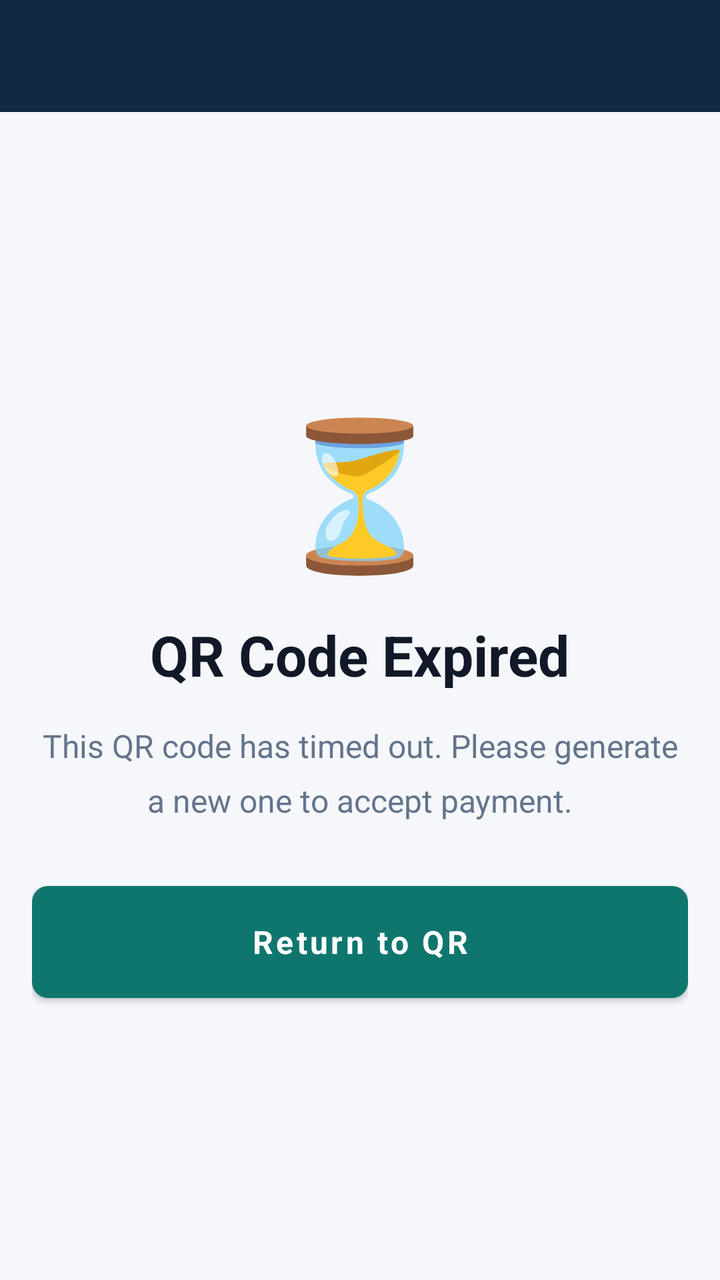
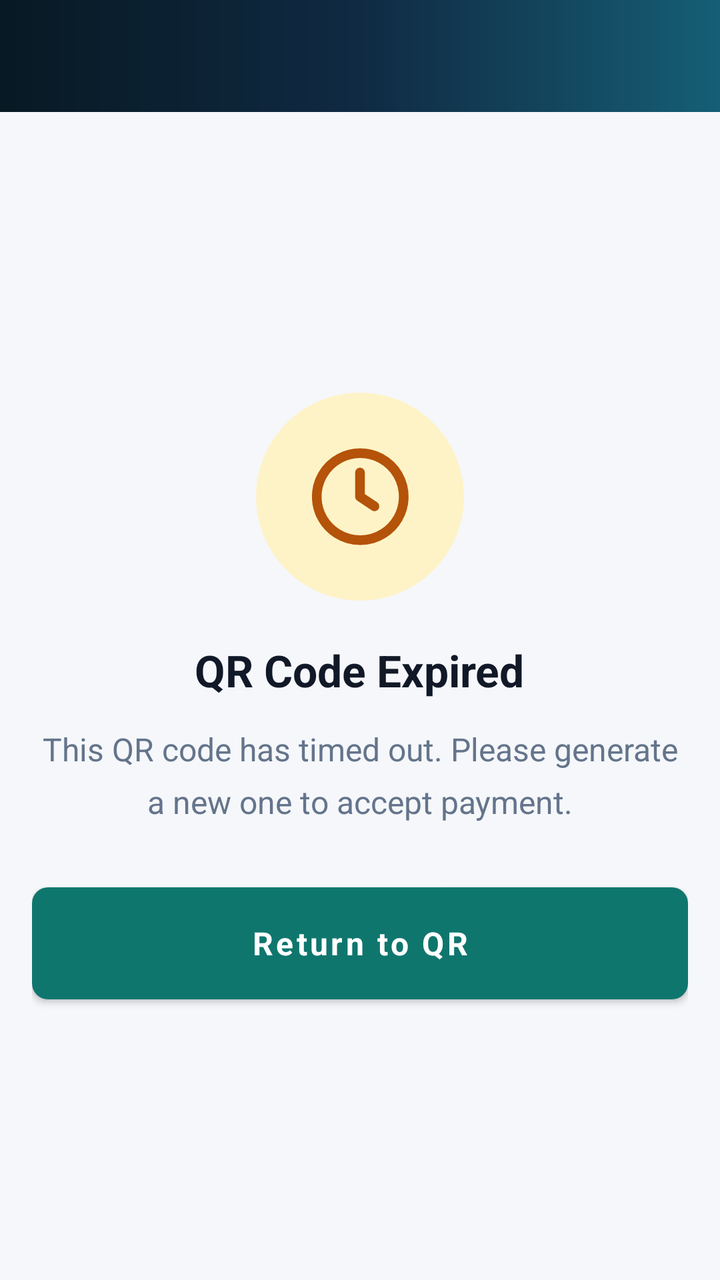

The first picture is an Android layout as it rendered before a commit; the second is the same layout after the commit. The layout source and the unified diff follow.
<!-- AndroidManifest.xml: application theme AppTheme -->
<!-- res/layout/activity_qr_expired.xml -->
<?xml version="1.0" encoding="utf-8"?>
<LinearLayout xmlns:android="http://schemas.android.com/apk/res/android"
    xmlns:app="http://schemas.android.com/apk/res-auto"
    android:layout_width="match_parent"
    android:layout_height="match_parent"
    android:orientation="vertical"
    android:background="@color/background">

    <androidx.appcompat.widget.Toolbar
        android:id="@+id/toolbar"
        android:layout_width="match_parent"
        android:layout_height="?attr/actionBarSize"
        android:background="@color/primary"
        app:titleTextColor="@color/white" />

    <LinearLayout
        android:layout_width="match_parent"
        android:layout_height="match_parent"
        android:orientation="vertical"
        android:gravity="center"
        android:padding="@dimen/screen_margin">

        <TextView
            android:layout_width="wrap_content"
            android:layout_height="wrap_content"
            android:text="&#x23F3;"
            android:textSize="72sp"
            android:textColor="@color/warning" />

        <TextView
            android:layout_width="wrap_content"
            android:layout_height="wrap_content"
            android:text="@string/qr_expired_heading"
            android:textSize="28sp"
            android:textStyle="bold"
            android:textColor="@color/text_primary"
            android:layout_marginTop="16dp" />

        <TextView
            android:layout_width="match_parent"
            android:layout_height="wrap_content"
            android:text="@string/qr_expired_message"
            android:textSize="16sp"
            android:textColor="@color/text_secondary"
            android:gravity="center"
            android:lineSpacingMultiplier="1.4"
            android:layout_marginTop="16dp"
            android:layout_marginBottom="32dp" />

        <com.google.android.material.button.MaterialButton
            android:id="@+id/btn_return"
            style="@style/AccentButton"
            android:layout_width="match_parent"
            android:layout_height="@dimen/button_height"
            android:text="@string/qr_expired_return" />
    </LinearLayout>
</LinearLayout>
<!-- resources referenced by this layout -->
<resources>
  <color name="background">#F5F7FA</color>
  <color name="primary">#102A43</color>
  <color name="text_primary">#111827</color>
  <color name="text_secondary">#64748B</color>
  <color name="warning">#B45309</color>
  <color name="white">#FFFFFF</color>
  <dimen name="button_height">56dp</dimen>
  <dimen name="screen_margin">16dp</dimen>
  <string name="qr_expired_heading">QR Code Expired</string>
  <string name="qr_expired_message">This QR code has timed out. Please generate a new one to accept payment.</string>
  <string name="qr_expired_return">Return to QR</string>
  <style name="AccentButton" parent="Widget.MaterialComponents.Button">
          <item name="android:minHeight">@dimen/button_height</item>
          <item name="backgroundTint">@color/accent</item>
          <item name="android:textColor">@color/white</item>
          <item name="android:textSize">16sp</item>
          <item name="android:textStyle">bold</item>
          <item name="android:textAllCaps">false</item>
          <item name="cornerRadius">8dp</item>
          <item name="android:insetTop">0dp</item>
          <item name="android:insetBottom">0dp</item>
          <item name="rippleColor">@color/accent_dark</item>
      </style>
  <style name="AppTheme" parent="Theme.MaterialComponents.Light.NoActionBar">
          <item name="colorPrimary">@color/primary</item>
          <item name="colorPrimaryDark">@color/primary_dark</item>
          <item name="colorAccent">@color/accent</item>
          <item name="android:windowBackground">@color/background</item>
          <item name="android:statusBarColor">@color/primary_dark</item>
          <item name="android:navigationBarColor">@color/primary_dark</item>
          <item name="android:fontFamily">sans-serif</item>
      </style>
  <color name="accent">#0F766E</color>
  <color name="accent_dark">#0B5E59</color>
  <color name="primary_dark">#071923</color>
</resources>

<!-- the commit's change to res/layout/activity_qr_expired.xml (unified diff, before → after) -->
@@ -3,49 +3,53 @@
     xmlns:app="http://schemas.android.com/apk/res-auto"
     android:layout_width="match_parent"
     android:layout_height="match_parent"
-    android:orientation="vertical"
-    android:background="@color/background">
+    android:background="@color/background"
+    android:orientation="vertical">
 
     <androidx.appcompat.widget.Toolbar
         android:id="@+id/toolbar"
+        style="@style/AppToolbar"
         android:layout_width="match_parent"
         android:layout_height="?attr/actionBarSize"
-        android:background="@color/primary"
         app:titleTextColor="@color/white" />
 
     <LinearLayout
         android:layout_width="match_parent"
         android:layout_height="match_parent"
+        android:gravity="center"
         android:orientation="vertical"
-        android:gravity="center"
         android:padding="@dimen/screen_margin">
 
+        <FrameLayout
+            android:layout_width="104dp"
+            android:layout_height="104dp"
+            android:background="@drawable/bg_soft_warning_circle">
+
+            <ImageView
+                android:layout_width="58dp"
+                android:layout_height="58dp"
+                android:layout_gravity="center"
+                android:contentDescription="@null"
+                android:src="@drawable/ic_clock" />
+        </FrameLayout>
+
         <TextView
+            style="@style/TextScreenTitle"
             android:layout_width="wrap_content"
             android:layout_height="wrap_content"
-            android:text="&#x23F3;"
-            android:textSize="72sp"
-            android:textColor="@color/warning" />
+            android:layout_marginTop="20dp"
+            android:text="@string/qr_expired_heading" />
 
         <TextView
-            android:layout_width="wrap_content"
-            android:layout_height="wrap_content"
-            android:text="@string/qr_expired_heading"
-            android:textSize="28sp"
-            android:textStyle="bold"
-            android:textColor="@color/text_primary"
-            android:layout_marginTop="16dp" />
-
-        <TextView
+            style="@style/TextBodyMuted"
             android:layout_width="match_parent"
             android:layout_height="wrap_content"
+            android:layout_marginTop="14dp"
+            android:layout_marginBottom="32dp"
+            android:gravity="center"
+            android:lineSpacingMultiplier="1.35"
             android:text="@string/qr_expired_message"
-            android:textSize="16sp"
-            android:textColor="@color/text_secondary"
-            android:gravity="center"
-            android:lineSpacingMultiplier="1.4"
-            android:layout_marginTop="16dp"
-            android:layout_marginBottom="32dp" />
+            android:textSize="16sp" />
 
         <com.google.android.material.button.MaterialButton
             android:id="@+id/btn_return"
<!-- resource entries referenced after the edit -->
@@ -8,6 +8,27 @@
   <color name="white">#FFFFFF</color>
   <dimen name="button_height">56dp</dimen>
   <dimen name="screen_margin">16dp</dimen>
+  <!-- drawable bg_soft_warning_circle (drawable) -->
+  <?xml version="1.0" encoding="utf-8"?>
+  <shape xmlns:android="http://schemas.android.com/apk/res/android"
+      android:shape="oval">
+      <solid android:color="@color/warning_soft" />
+  </shape>
+  <!-- drawable ic_clock (drawable) -->
+  <?xml version="1.0" encoding="utf-8"?>
+  <vector xmlns:android="http://schemas.android.com/apk/res/android"
+      android:width="36dp"
+      android:height="36dp"
+      android:viewportWidth="24"
+      android:viewportHeight="24">
+      <path
+          android:fillColor="@android:color/transparent"
+          android:pathData="M12,3a9,9 0,1 0,0.1 0M12,7v5l3,2"
+          android:strokeColor="@color/warning"
+          android:strokeLineCap="round"
+          android:strokeLineJoin="round"
+          android:strokeWidth="2" />
+  </vector>
   <string name="qr_expired_heading">QR Code Expired</string>
   <string name="qr_expired_message">This QR code has timed out. Please generate a new one to accept payment.</string>
   <string name="qr_expired_return">Return to QR</string>
@@ -23,6 +44,19 @@
           <item name="android:insetBottom">0dp</item>
           <item name="rippleColor">@color/accent_dark</item>
       </style>
+  <style name="AppToolbar">
+          <item name="android:background">@drawable/bg_toolbar</item>
+          <item name="android:elevation">0dp</item>
+      </style>
+  <style name="TextBodyMuted">
+          <item name="android:textColor">@color/text_secondary</item>
+          <item name="android:textSize">14sp</item>
+      </style>
+  <style name="TextScreenTitle">
+          <item name="android:textColor">@color/text_primary</item>
+          <item name="android:textSize">22sp</item>
+          <item name="android:textStyle">bold</item>
+      </style>
   <style name="AppTheme" parent="Theme.MaterialComponents.Light.NoActionBar">
           <item name="colorPrimary">@color/primary</item>
           <item name="colorPrimaryDark">@color/primary_dark</item>
@@ -32,8 +66,19 @@
           <item name="android:navigationBarColor">@color/primary_dark</item>
           <item name="android:fontFamily">sans-serif</item>
       </style>
+  <color name="warning_soft">#FEF3C7</color>
   <color name="accent">#0F766E</color>
   <color name="accent_dark">#0B5E59</color>
+  <!-- drawable bg_toolbar (drawable) -->
+  <?xml version="1.0" encoding="utf-8"?>
+  <shape xmlns:android="http://schemas.android.com/apk/res/android">
+      <gradient
+          android:angle="0"
+          android:startColor="@color/primary_dark"
+          android:centerColor="@color/primary"
+          android:endColor="@color/primary_variant" />
+  </shape>
   <color name="primary_dark">#071923</color>
+  <color name="primary_variant">#155E75</color>
 </resources>
 
